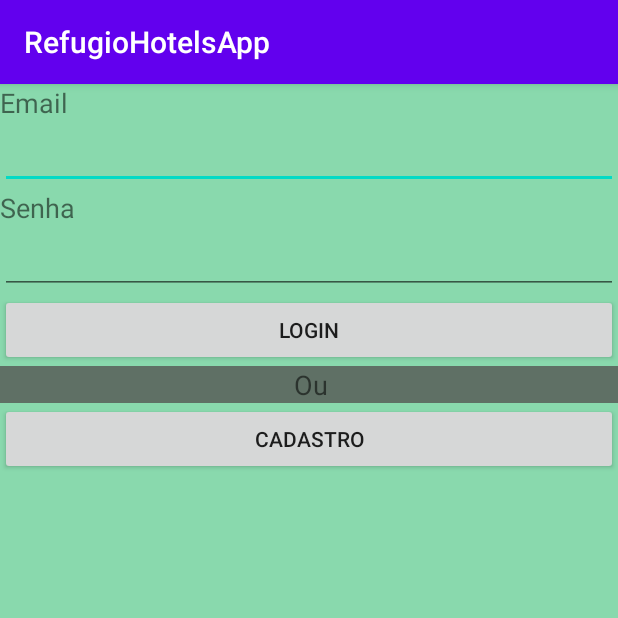
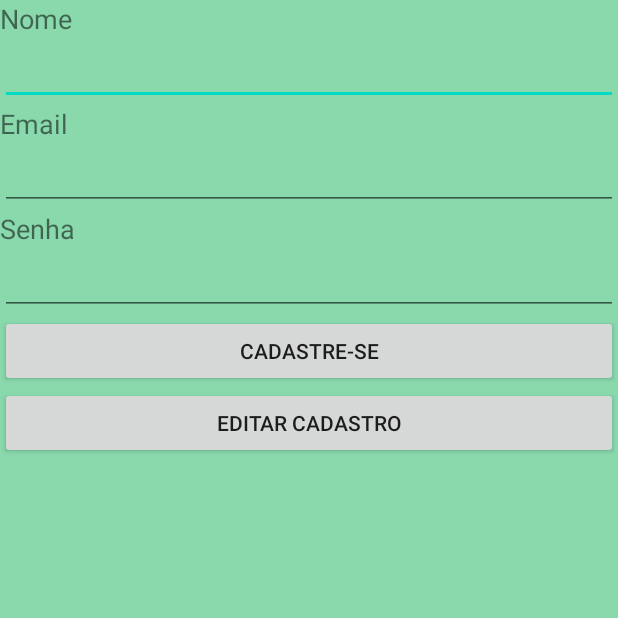
Before and after one commit to GuilhermeHagos/RefugioHotelsApp, an Android app: the screen it shows after launch (MainActivity before the commit, cadastroUsuarioActivity after it), after a tap on "CADASTRO", on a phone screen of 412 x 824 dp, the top half of it. Run offline under Robolectric (Android 15) with nearby library versions, the phone set to English and light mode, and no system bars.

Commit message:
Resolvendo exception com inserção das activities no android.manifest

```diff
--- a/app/src/main/AndroidManifest.xml
+++ b/app/src/main/AndroidManifest.xml
@@ -16,6 +16,12 @@
                 <category android:name="android.intent.category.LAUNCHER" />
             </intent-filter>
         </activity>
+        <activity android:name=".cadastroUsuarioActivity"/>
+        <activity android:name=".loginUsarioActivity"/>
+        <activity android:name=".homeActivity"/>
+
+
+
     </application>
 
 </manifest>
--- a/app/src/main/java/com/example/refugiohotelsapp/MainActivity.java
+++ b/app/src/main/java/com/example/refugiohotelsapp/MainActivity.java
@@ -13,22 +13,43 @@ public class MainActivity extends AppCompatActivity {
     protected void onCreate(Bundle savedInstanceState) {
         super.onCreate(savedInstanceState);
         setContentView(R.layout.activity_main);
+
+        final Button buttonLogin = (Button) findViewById(R.id.buttonLogin);
+        buttonLogin.setOnClickListener(new View.OnClickListener() {
+            @Override
+            public void onClick(View v) {
+                Intent intent = new Intent(MainActivity.this, loginUsarioActivity.class);
+                startActivity(intent);
+            }
+        });
+        final Button buttonCadastro = (Button) findViewById(R.id.buttonCadastro);
+        buttonCadastro.setOnClickListener(new View.OnClickListener() {
+            @Override
+            public void onClick(View v) {
+                Intent intent = new Intent(MainActivity.this, cadastroUsuarioActivity.class);
+                startActivity(intent);
+            }
+        });
     }
 
 
-    public void getActivity(View view){
+
+
+    /*public void getActivity(View view){
             Button bt = (Button) view;
             Intent intent;
 
-            if (bt.getText().toString().equalsIgnoreCase("Cadastro")) {
+            if (bt.getText().toString().equalsIgnoreCase("BtLogin")) {
+                intent = new Intent(this, loginUsarioActivity.class);
+            } else {
                 intent = new Intent(this, cadastroUsuarioActivity.class);
-            } else {
-                //intent = new Intent(this, loginUsarioActivity.class);
 
-                intent = new Intent(this, listUserActivity.class);
+                //intent = new Intent(this, listUserActivity.class);
             }
 
             startActivity(intent);
 
-    }
+
+     */
+
 }
--- a/app/src/main/java/com/example/refugiohotelsapp/loginUsarioActivity.java
+++ b/app/src/main/java/com/example/refugiohotelsapp/loginUsarioActivity.java
@@ -1,4 +1,6 @@
 package com.example.refugiohotelsapp;
 
-public class loginUsarioActivity {
+import android.app.Activity;
+
+public class loginUsarioActivity extends Activity {
 }
--- a/app/src/main/res/layout/activity_main.xml
+++ b/app/src/main/res/layout/activity_main.xml
@@ -41,7 +41,7 @@
         android:layout_width="match_parent"
         android:layout_height="wrap_content"
         android:onClick="getActivity"
-        android:text="Login" />
+        android:text="@string/BtLogin" />
 
     <TextView
         android:id="@+id/textView3"
--- a/app/src/main/res/values/strings.xml
+++ b/app/src/main/res/values/strings.xml
@@ -1,3 +1,4 @@
 <resources>
     <string name="app_name">RefugioHotelsApp</string>
+    <string name="BtLogin">Login</string>
 </resources>
```
Also changed, not shown: app/src/main/java/com/example/refugiohotelsapp/homeActivity.java (+12 -0 lines).
